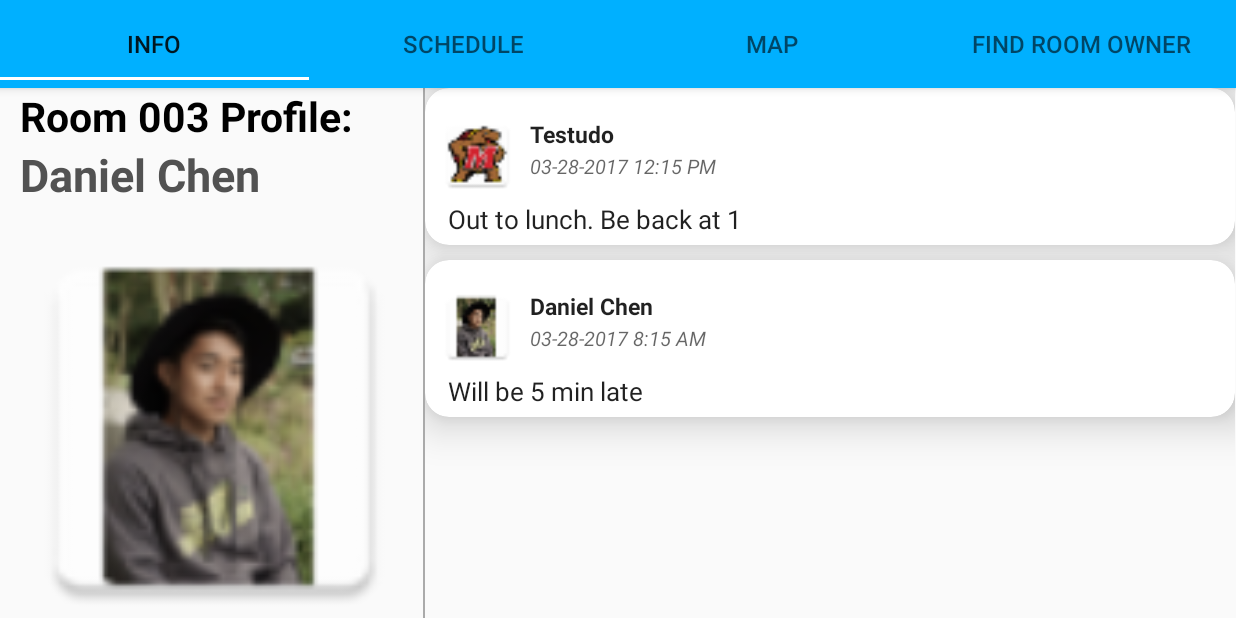
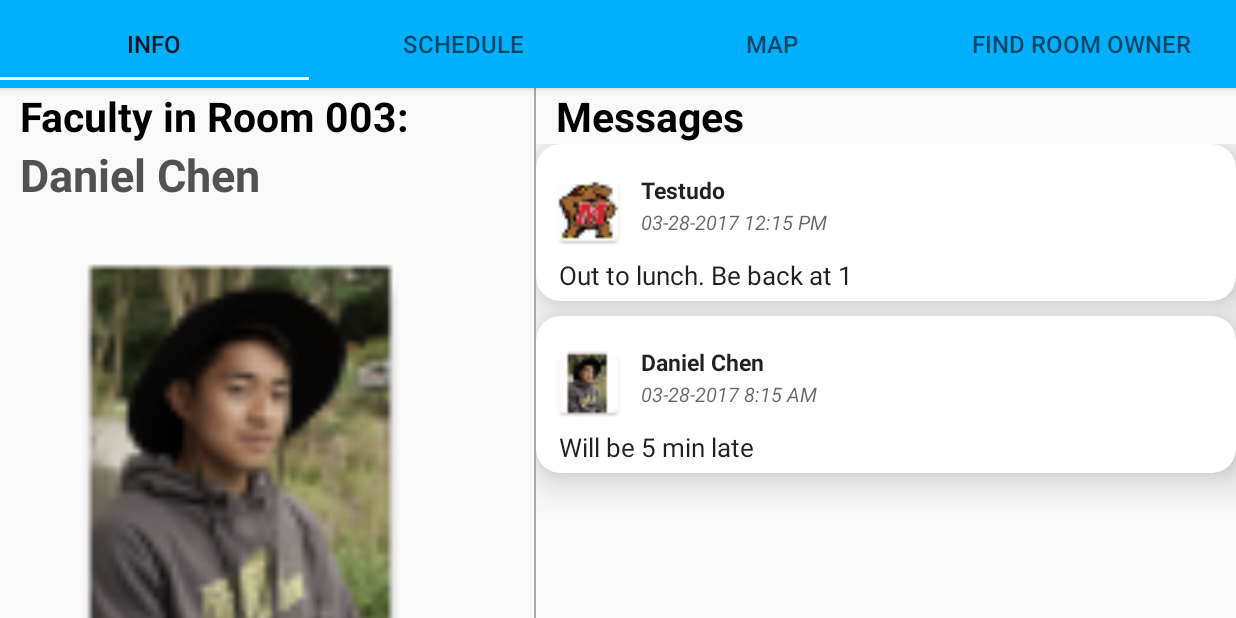
Before and after one commit to patelch/DoorboardTablet, an Android app: the screen it shows after launch (MainActivity), on a phone screen of 824 x 412 dp (held sideways). Run offline under Robolectric (Android 15) with nearby library versions, the phone set to English and light mode, and no system bars; libraries missing offline, so code that uses them is left out: com.prolificinteractive.materialcalendarview; 4 statements that could not run were skipped.

Commit message:
Making stuff look nicer

```diff
--- a/app/src/main/java/com/doorboard3/doorboardtablet/InfoFragment.java
+++ b/app/src/main/java/com/doorboard3/doorboardtablet/InfoFragment.java
@@ -1,5 +1,8 @@
 package com.doorboard3.doorboardtablet;
 
+import android.graphics.Bitmap;
+import android.graphics.BitmapFactory;
+import android.media.ThumbnailUtils;
 import android.os.Bundle;
 import android.support.v4.app.Fragment;
 import android.support.v7.widget.LinearLayoutManager;
@@ -8,6 +11,7 @@ import android.util.Log;
 import android.view.LayoutInflater;
 import android.view.View;
 import android.view.ViewGroup;
+import android.widget.ImageView;
 
 import java.util.ArrayList;
 
@@ -24,6 +28,8 @@ public class InfoFragment extends Fragment {
     private RecyclerView mRecyclerView;
     private RecyclerView.Adapter mAdapter;
     private DoorboardDbHelper dbHelper;
+    private ImageView profile1;
+    private ImageView profile2;
     private String room;
     private Bundle bundle;
 
@@ -53,6 +59,9 @@ public class InfoFragment extends Fragment {
         View v = inflater.inflate(R.layout.fragment_info, container, false);
         Log.i(TAG, "Inflate the layout");
 
+        profile1 = (ImageView) v.findViewById(R.id.profile_pic_1);
+        Bitmap b1 = BitmapFactory.decodeResource(getContext().getResources(), R.mipmap.ic_profile_pic_test);
+        profile1.setImageBitmap(ThumbnailUtils.extractThumbnail(b1, 300, 300));
 
         // Set the room
         bundle = this.getActivity().getIntent().getExtras();
--- a/app/src/main/res/layout/fragment_info.xml
+++ b/app/src/main/res/layout/fragment_info.xml
@@ -31,7 +31,7 @@
             <TextView
                 android:layout_width="275dp"
                 android:layout_height="wrap_content"
-                android:text="\tRoom 003 Profile:"
+                android:text="\tFaculty in Room 003:"
                 android:textColor="#000000"
                 android:textStyle="bold"
                 android:textSize="27dp" />
@@ -43,13 +43,22 @@
                 android:textStyle="bold"
                 android:textSize="30dp" />
 
+            <!--<ImageView-->
+                <!--android:layout_width="match_parent"-->
+                <!--android:layout_height="242dp"-->
+                <!--android:layout_marginLeft="10dp"-->
+                <!--android:gravity="center"-->
+                <!--android:scaleType="centerCrop"-->
+                <!--android:src="@drawable/ic_profile_1" />-->
+
             <ImageView
-                android:layout_width="match_parent"
-                android:layout_height="242dp"
+                android:id="@+id/profile_pic_1"
+                android:layout_width="300dp"
+                android:layout_height="300dp"
+                android:gravity="center"
                 android:layout_marginLeft="10dp"
-                android:gravity="center"
-                android:scaleType="centerCrop"
-                android:src="@drawable/ic_profile_1" />
+                android:scaleType="centerCrop" />
+
             <TextView
                 android:layout_width="275dp"
                 android:layout_height="wrap_content"
@@ -98,15 +107,33 @@
                 />
         </LinearLayout>
     </ScrollView>
+
     <View
         android:layout_width="1dp"
         android:layout_height="match_parent"
         android:background="@android:color/darker_gray" />
 
-    <android.support.v7.widget.RecyclerView xmlns:android="http://schemas.android.com/apk/res/android"
-        android:id="@+id/message_list"
-        android:layout_width="500dp"
+    <LinearLayout
+        android:layout_width="0dp"
         android:layout_height="match_parent"
-        android:layout_weight="7.38" />
+        android:orientation="vertical"
+        android:baselineAligned="false"
+        android:layout_weight="7.38" >
+
+        <TextView
+            android:layout_width="wrap_content"
+            android:layout_height="wrap_content"
+            android:text="\tMessages"
+            android:textColor="#000000"
+            android:textStyle="bold"
+            android:textSize="27sp" />
+
+        <android.support.v7.widget.RecyclerView xmlns:android="http://schemas.android.com/apk/res/android"
+            android:id="@+id/message_list"
+            android:layout_width="match_parent"
+            android:layout_height="match_parent" />
+
+    </LinearLayout>
+
 
 </LinearLayout>
```
Also changed, not shown: app/src/main/ic_profile_pic_test-web.png (added), app/src/main/res/mipmap-hdpi/ic_profile_pic_test.png (added), app/src/main/res/mipmap-mdpi/ic_profile_pic_test.png (added), app/src/main/res/mipmap-xhdpi/ic_profile_pic_test.png (added), app/src/main/res/mipmap-xxhdpi/ic_profile_pic_test.png (added), app/src/main/res/mipmap-xxxhdpi/ic_profile_pic_test.png (added).
